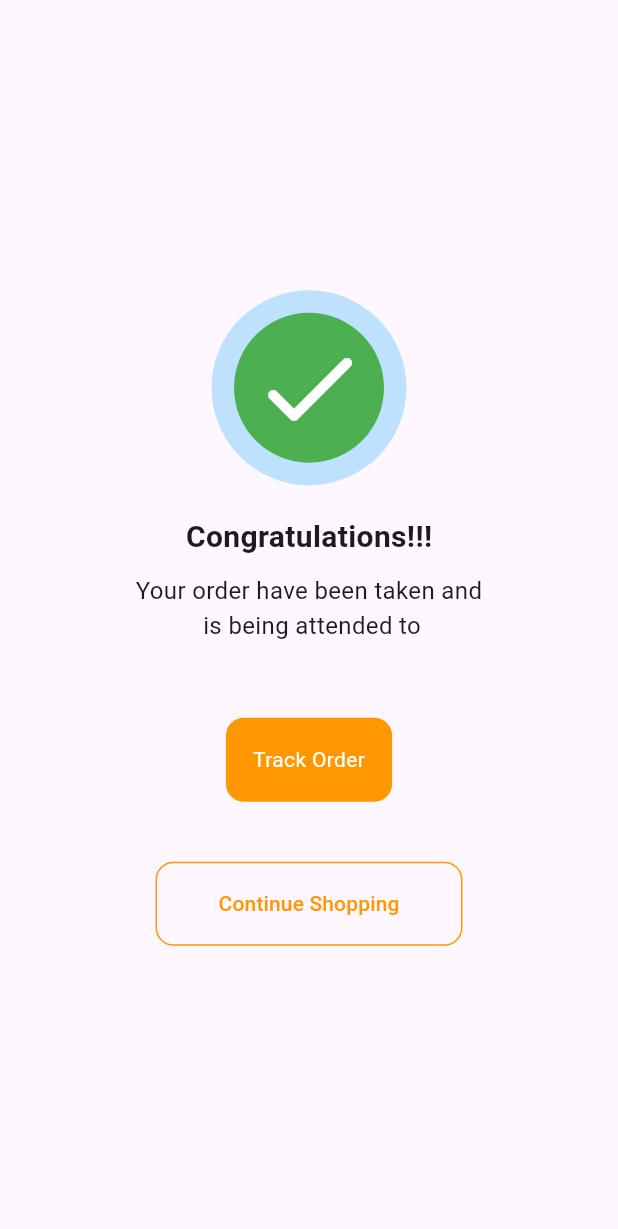
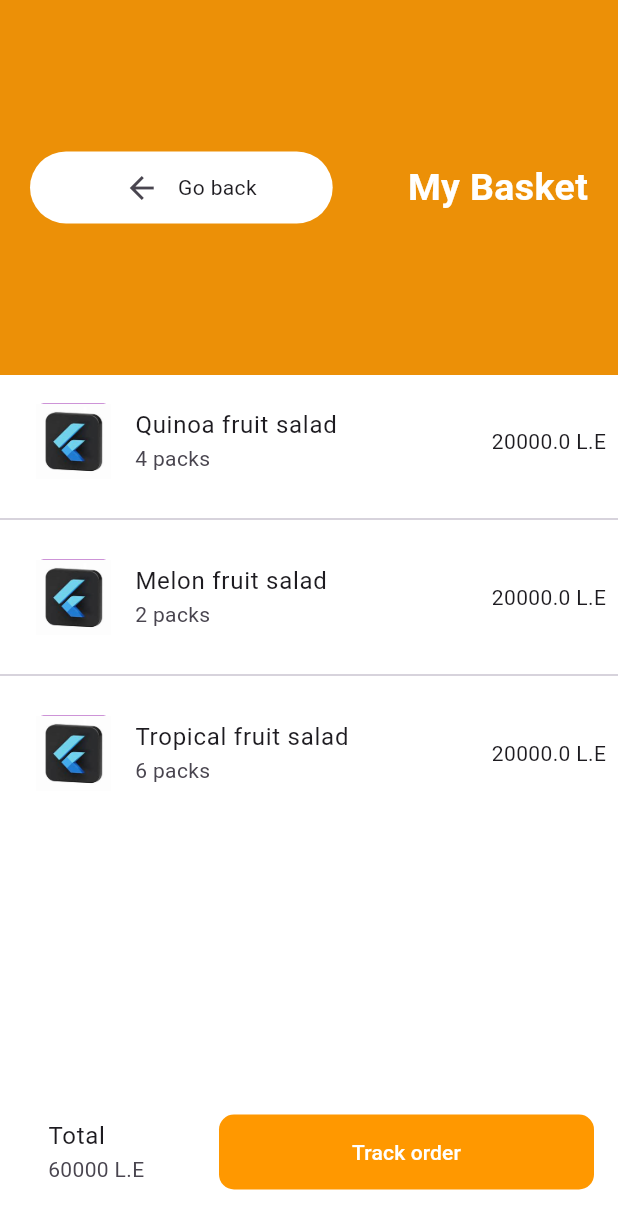
Before and after one commit to mahmoud-elgaml/NTI, a Flutter app: the Task3 screen opened directly, after a tap on "Continue Shopping", on a phone screen of 412 x 824 dp. Shown: the top 1229 px of the screen. Run offline on Flutter 3.47's test engine with Material 3 defaults, Android fonts, the phone set to English and light mode, and no system bars.

Commit message:
finish tasks

```diff
--- a/lib/screens/task1/widgets/plan_list.dart
+++ b/lib/screens/task1/widgets/plan_list.dart
@@ -35,7 +35,9 @@ class PlanList extends StatelessWidget {
           subModels.map((sub) {
             return Padding(
               padding: const EdgeInsets.all(8.0),
+
               child: CustomCard(
+
                 title: sub.title,
                 subTitle: sub.subTitle,
                 price: sub.price,
--- a/lib/screens/task3/task3.dart
+++ b/lib/screens/task3/task3.dart
@@ -1,3 +1,4 @@
+import 'package:design_task/task4/my_basket.dart';
 import 'package:flutter/material.dart';
 
 class Task3 extends StatelessWidget {
@@ -62,7 +63,9 @@ class Task3 extends StatelessWidget {
                     side: BorderSide(color: Colors.orange),
                   ),
                 ),
-                onPressed: () {},
+                onPressed: () {
+                  Navigator.push(context, MaterialPageRoute(builder: (context) => MyBasket()));
+                },
                 child: Padding(
                   padding: const EdgeInsets.symmetric( horizontal: 30.0,vertical: 10.0),
                   child: Text('Continue Shopping'),
--- /dev/null
+++ b/lib/task4/custom_button.dart
@@ -0,0 +1,25 @@
+import 'package:flutter/material.dart';
+
+class CustomButton extends StatelessWidget {
+  final double width;
+  final void Function()? onPressed;
+  final String name;
+  final Color color;
+  const CustomButton({super.key, required this.width, required this.name, required this.color, this.onPressed});
+
+  @override
+  Widget build(BuildContext context) {
+    return SizedBox(
+      width: width,
+      height: 50,
+      child: TextButton(
+        onPressed: onPressed,
+        style: TextButton.styleFrom(
+          backgroundColor: color,
+          shape: RoundedRectangleBorder(borderRadius: BorderRadius.circular(10)),
+        ),
+        child: Text(name, style: TextStyle(color: Colors.white)),
+      ),
+    );
+  }
+}
--- /dev/null
+++ b/lib/task4/my_basket.dart
@@ -0,0 +1,81 @@
+import 'package:design_task/screens/task5/whatsapp_privacy.dart';
+import 'package:design_task/task4/custom_button.dart';
+import 'package:design_task/task4/widgets/my_basket_item.dart';
+import 'package:flutter/material.dart';
+
+class MyBasket extends StatelessWidget {
+  const MyBasket({super.key});
+
+  @override
+  Widget build(BuildContext context) {
+    return Scaffold(
+      backgroundColor: Colors.white,
+      body: Column(
+        children: [
+          Container(
+            width: double.infinity,
+            height: 250,
+            color: const Color.fromARGB(255, 236, 144, 7),
+            child: Padding(
+              padding: const EdgeInsets.all(20.0),
+              child: Row(
+                children: [
+                  Expanded(
+                    child: Container(
+                      decoration: BoxDecoration(
+                        borderRadius: BorderRadius.circular(30),
+                        color: Colors.white,
+                      ),
+                      child: Row(
+                        mainAxisAlignment: MainAxisAlignment.center,
+                        children: [
+                          IconButton(
+                            icon: const Icon(Icons.arrow_back),
+                            onPressed: () => Navigator.pop(context),
+                          ),
+                          const Text('Go back'),
+                        ],
+                      ),
+                    ),
+                  ),
+                  const SizedBox(width: 50),
+                  const Text(
+                    'My Basket',
+                    style: TextStyle(
+                      fontWeight: FontWeight.bold,
+                      color: Colors.white,
+                      fontSize: 25,
+                    ),
+                  ),
+                ],
+              ),
+            ),
+          ),
+          const MyBasketItem(name: 'Quinoa fruit salad', price: 20000, num: 4),
+          const Divider(),
+          const MyBasketItem(name: 'Melon fruit salad', price: 20000, num: 2),
+          const Divider(),
+          const MyBasketItem(name: 'Tropical fruit salad', price: 20000, num: 6),
+          const Spacer(),
+          Padding(
+            padding: const EdgeInsets.symmetric(horizontal: 16.0),
+            child: Row(
+              children: [
+                const Expanded(child: ListTile(title: Text('Total'), subtitle: Text('60000 L.E'))),
+                CustomButton(
+                  name: 'Track order',
+                  width: 250,
+                  color: Colors.orange,
+                  onPressed: () {
+                    Navigator.push(context, MaterialPageRoute(builder: (context) => const Task5()));
+                  },
+                ),
+              ],
+            ),
+          ),
+          const SizedBox(height: 20),
+        ],
+      ),
+    );
+  }
+}
--- /dev/null
+++ b/lib/task4/widgets/my_basket_item.dart
@@ -0,0 +1,35 @@
+import 'package:flutter/material.dart';
+
+class MyBasketItem extends StatelessWidget {
+  final String name;
+  final int num;
+  final double price;
+  const MyBasketItem({super.key, required this.name, required this.num, required this.price});
+
+  @override
+  Widget build(BuildContext context) {
+    return Padding(
+      padding: const EdgeInsets.all(8.0),
+      child: Row(
+        children: [
+          Expanded(
+            child: ListTile(
+              title: Text(name),
+              subtitle: Text('$num packs'),
+              leading: Container(
+                width: 50,
+                height: 50,
+                decoration: BoxDecoration(
+                  borderRadius: BorderRadius.circular(5),
+                  color: Colors.purple,
+                ),
+                child: Image.asset('assets/logo.jpeg', fit: BoxFit.fill),
+              ),
+            ),
+          ),
+          Text('$price L.E'),
+        ],
+      ),
+    );
+  }
+}
```
Also changed, not shown: lib/screens/task1/widgets/custom_card.dart (+8 -7 lines), lib/screens/task5/privacy_item.dart (added, +36 -0 lines), lib/screens/task5/whatsapp_privacy.dart (added, +115 -0 lines), pubspec.yaml (+4 -67 lines), assets/logo.jpeg (added).
